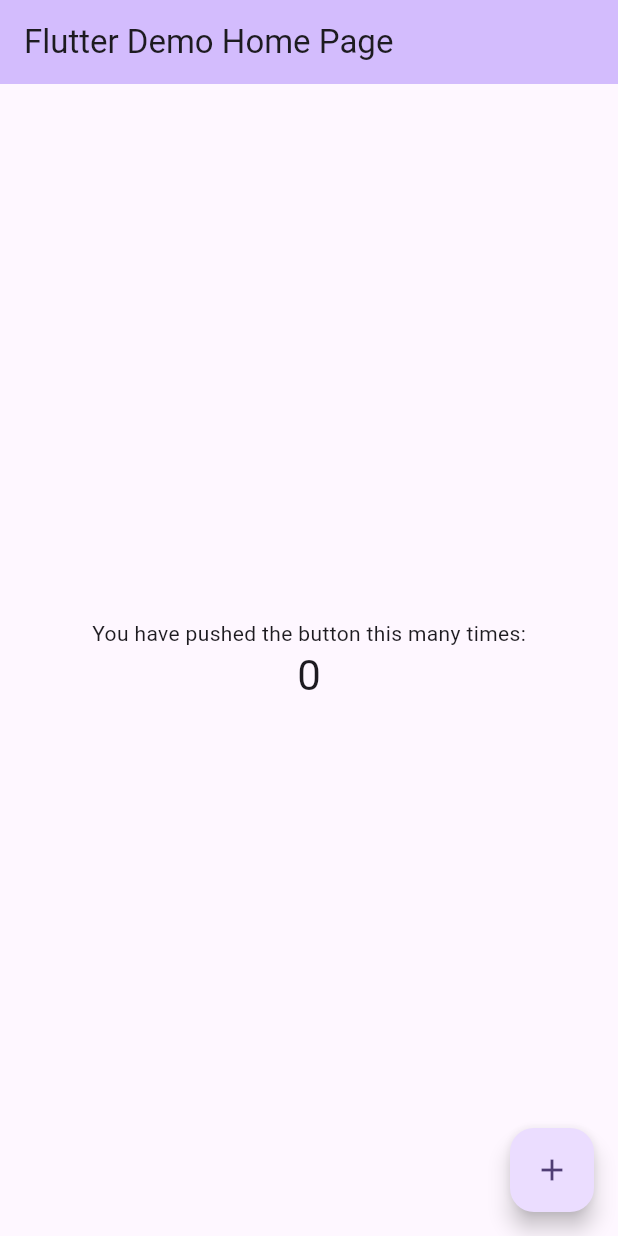
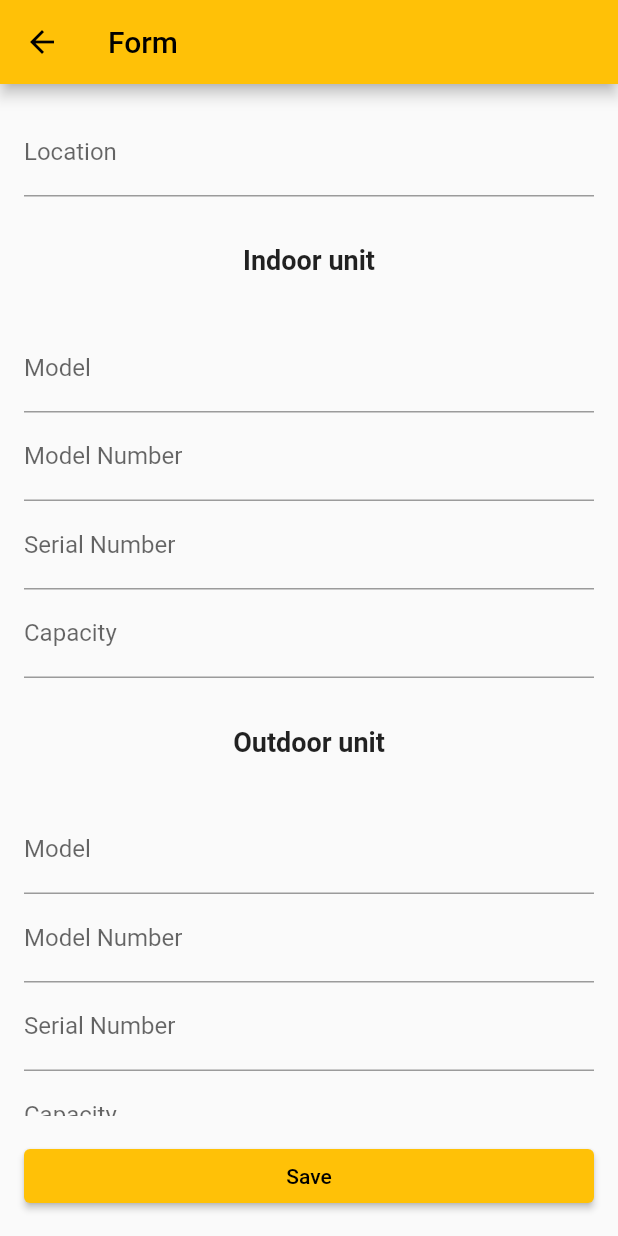
Before and after one commit to gihanjayakuru/AvaniApp, a Flutter app: the screen it shows after launch, on a phone screen of 412 x 824 dp. Run offline on Flutter 3.47's test engine with Material 2 defaults, Android fonts, the phone set to English and light mode, and no system bars; our stand-ins replace shared_preferences.

Commit message:
form finish , save form[fixing]

```diff
--- /dev/null
+++ b/lib/form_data_list_screen.dart
@@ -0,0 +1,15 @@
+import 'package:flutter/material.dart';
+
+class FormDataListScreen extends StatelessWidget {
+  @override
+  Widget build(BuildContext context) {
+    return Scaffold(
+      appBar: AppBar(
+        title: Text('Form Data List'),
+      ),
+      body: Container(
+        child: Text('Display the list of form data here'),
+      ),
+    );
+  }
+}
--- /dev/null
+++ b/lib/home_page.dart
@@ -0,0 +1,184 @@
+import 'package:flutter/material.dart';
+import 'package:shared_preferences/shared_preferences.dart';
+import 'list_screen.dart';
+
+class MyFormScreen extends StatefulWidget {
+  @override
+  _MyFormScreenState createState() => _MyFormScreenState();
+}
+
+class _MyFormScreenState extends State<MyFormScreen> {
+  // Define controllers for text fields
+  TextEditingController locationController = TextEditingController();
+  TextEditingController indoorModelController = TextEditingController();
+  TextEditingController indoorModelNumController = TextEditingController();
+  TextEditingController indoorSerialNumController = TextEditingController();
+  TextEditingController indoorCapacityController = TextEditingController();
+  TextEditingController outdoorModelController = TextEditingController();
+  TextEditingController outdoorModelNumController = TextEditingController();
+  TextEditingController outdoorSerialNumController = TextEditingController();
+  TextEditingController outdoorCapacityController = TextEditingController();
+
+  // Define form key for validation
+  final _formKey = GlobalKey<FormState>();
+
+  @override
+  void dispose() {
+    // Dispose of controllers
+    locationController.dispose();
+    indoorModelController.dispose();
+    indoorModelNumController.dispose();
+    indoorSerialNumController.dispose();
+    indoorCapacityController.dispose();
+    outdoorModelController.dispose();
+    outdoorModelNumController.dispose();
+    outdoorSerialNumController.dispose();
+    outdoorCapacityController.dispose();
+    super.dispose();
+  }
+
+  @override
+  Widget build(BuildContext context) {
+    return Scaffold(
+      appBar: AppBar(
+        title: Text('Form'),
+        leading: IconButton(
+          icon: Icon(Icons.arrow_back),
+          onPressed: () {
+            Navigator.push(
+              context,
+              MaterialPageRoute(builder: (context) => ListScreen()),
+            );
+          },
+        ),
+      ),
+      body: SingleChildScrollView(
+        child: Column(
+          children: [
+            Padding(
+              padding: EdgeInsets.all(16.0),
+              child: TextField(
+                controller: locationController,
+                decoration: InputDecoration(labelText: 'Location'),
+              ),
+            ),
+            Padding(
+              padding: EdgeInsets.all(16.0),
+              child: Text(
+                'Indoor unit',
+                style: TextStyle(
+                  fontSize: 18,
+                  fontWeight: FontWeight.bold,
+                ),
+              ),
+            ),
+            Padding(
+              padding: EdgeInsets.all(16.0),
+              child: Column(
+                children: [
+                  TextField(
+                    controller: indoorModelController,
+                    decoration: InputDecoration(labelText: 'Model'),
+                  ),
+                  TextField(
+                    controller: indoorModelNumController,
+                    decoration: InputDecoration(labelText: 'Model Number'),
+                  ),
+                  TextField(
+                    controller: indoorSerialNumController,
+                    decoration: InputDecoration(labelText: 'Serial Number'),
+                  ),
+                  TextField(
+                    controller: indoorCapacityController,
+                    decoration: InputDecoration(labelText: 'Capacity'),
+                  ),
+                ],
+              ),
+            ),
+            Padding(
+              padding: EdgeInsets.all(16.0),
+              child: Text(
+                'Outdoor unit',
+                style: TextStyle(
+                  fontSize: 18,
+                  fontWeight: FontWeight.bold,
+                ),
+              ),
+            ),
+            Padding(
+              padding: EdgeInsets.all(16.0),
+              child: Column(
+                children: [
+                  TextField(
+                    controller: outdoorModelController,
+                    decoration: InputDecoration(labelText: 'Model'),
+                  ),
+                  TextField(
+                    controller: outdoorModelNumController,
+                    decoration: InputDecoration(labelText: 'Model Number'),
+                  ),
+                  TextField(
+                    controller: outdoorSerialNumController,
+                    decoration: InputDecoration(labelText: 'Serial Number'),
+                  ),
+                  TextField(
+                    controller: outdoorCapacityController,
+                    decoration: InputDecoration(labelText: 'Capacity'),
+                  ),
+                ],
+              ),
+            ),
+          ],
+        ),
+      ),
+
+      /////////
+      bottomNavigationBar: Padding(
+        padding: const EdgeInsets.all(16.0),
+        child: ElevatedButton(
+          onPressed: () {
+            if (_formKey.currentState?.validate() == true) {
+              // Form is valid, save the data
+              _saveForm();
+            }
+          },
+          child: Text('Save'),
+        ),
+      ),
+    );
+  }
+
+  // );
+  // }
+// }
+  void _saveForm() async {
+    // Retrieve the form field values using the controllers
+    String location = locationController.text;
+    String indoorModel = indoorModelController.text;
+    String indoorModelNum = indoorModelNumController.text;
+    String indoorSerialNum = indoorSerialNumController.text;
+    String indoorCapacity = indoorCapacityController.text;
+    String outdoorModel = outdoorModelController.text;
+    String outdoorModelNum = outdoorModelNumController.text;
+    String outdoorSerialNum = outdoorSerialNumController.text;
+    String outdoorCapacity = outdoorCapacityController.text;
+
+    // Save the form data to shared_preferences
+    SharedPreferences prefs = await SharedPreferences.getInstance();
+    await prefs.setString('location', location);
+    await prefs.setString('indoorModel', indoorModel);
+    await prefs.setString('indoorModelNum', indoorModelNum);
+    await prefs.setString('indoorSerialNum', indoorSerialNum);
+    await prefs.setString('indoorCapacity', indoorCapacity);
+    await prefs.setString('outdoorModel', outdoorModel);
+    await prefs.setString('outdoorModelNum', outdoorModelNum);
+    await prefs.setString('outdoorSerialNum', outdoorSerialNum);
+    await prefs.setString('outdoorCapacity', outdoorCapacity);
+
+    // Once the data is saved, you can navigate to the list screen or perform any other actions
+    Navigator.push(
+      context,
+      MaterialPageRoute(builder: (context) => ListScreen()),
+    );
+  }
+}
--- a/lib/main.dart
+++ b/lib/main.dart
@@ -1,125 +1,20 @@
 import 'package:flutter/material.dart';
 
+import 'home_page.dart';
+
 void main() {
-  runApp(const MyApp());
+  runApp(MyApp());
 }
 
 class MyApp extends StatelessWidget {
-  const MyApp({super.key});
-
-  // This widget is the root of your application.
   @override
   Widget build(BuildContext context) {
     return MaterialApp(
-      title: 'Flutter Demo',
+      title: 'ToDo App',
       theme: ThemeData(
-        // This is the theme of your application.
-        //
-        // TRY THIS: Try running your application with "flutter run". You'll see
-        // the application has a blue toolbar. Then, without quitting the app,
-        // try changing the seedColor in the colorScheme below to Colors.green
-        // and then invoke "hot reload" (save your changes or press the "hot
-        // reload" button in a Flutter-supported IDE, or press "r" if you used
-        // the command line to start the app).
-        //
-        // Notice that the counter didn't reset back to zero; the application
-        // state is not lost during the reload. To reset the state, use hot
-        // restart instead.
-        //
-        // This works for code too, not just values: Most code changes can be
-        // tested with just a hot reload.
-        colorScheme: ColorScheme.fromSeed(seedColor: Colors.deepPurple),
-        useMaterial3: true,
+        primarySwatch: Colors.amber,
       ),
-      home: const MyHomePage(title: 'Flutter Demo Home Page'),
+      home: MyFormScreen(),
     );
   }
 }
-
-class MyHomePage extends StatefulWidget {
-  const MyHomePage({super.key, required this.title});
-
-  // This widget is the home page of your application. It is stateful, meaning
-  // that it has a State object (defined below) that contains fields that affect
-  // how it looks.
-
-  // This class is the configuration for the state. It holds the values (in this
-  // case the title) provided by the parent (in this case the App widget) and
-  // used by the build method of the State. Fields in a Widget subclass are
-  // always marked "final".
-
-  final String title;
-
-  @override
-  State<MyHomePage> createState() => _MyHomePageState();
-}
-
-class _MyHomePageState extends State<MyHomePage> {
-  int _counter = 0;
-
-  void _incrementCounter() {
-    setState(() {
-      // This call to setState tells the Flutter framework that something has
-      // changed in this State, which causes it to rerun the build method below
-      // so that the display can reflect the updated values. If we changed
-      // _counter without calling setState(), then the build method would not be
-      // called again, and so nothing would appear to happen.
-      _counter++;
-    });
-  }
-
-  @override
-  Widget build(BuildContext context) {
-    // This method is rerun every time setState is called, for instance as done
-    // by the _incrementCounter method above.
-    //
-    // The Flutter framework has been optimized to make rerunning build methods
-    // fast, so that you can just rebuild anything that needs updating rather
-    // than having to individually change instances of widgets.
-    return Scaffold(
-      appBar: AppBar(
-        // TRY THIS: Try changing the color here to a specific color (to
-        // Colors.amber, perhaps?) and trigger a hot reload to see the AppBar
-        // change color while the other colors stay the same.
-        backgroundColor: Theme.of(context).colorScheme.inversePrimary,
-        // Here we take the value from the MyHomePage object that was created by
-        // the App.build method, and use it to set our appbar title.
-        title: Text(widget.title),
-      ),
-      body: Center(
-        // Center is a layout widget. It takes a single child and positions it
-        // in the middle of the parent.
-        child: Column(
-          // Column is also a layout widget. It takes a list of children and
-          // arranges them vertically. By default, it sizes itself to fit its
-          // children horizontally, and tries to be as tall as its parent.
-          //
-          // Column has various properties to control how it sizes itself and
-          // how it positions its children. Here we use mainAxisAlignment to
-          // center the children vertically; the main axis here is the vertical
-          // axis because Columns are vertical (the cross axis would be
-          // horizontal).
-          //
-          // TRY THIS: Invoke "debug painting" (choose the "Toggle Debug Paint"
-          // action in the IDE, or press "p" in the console), to see the
-          // wireframe for each widget.
-          mainAxisAlignment: MainAxisAlignment.center,
-          children: <Widget>[
-            const Text(
-              'You have pushed the button this many times:',
-            ),
-            Text(
-              '$_counter',
-              style: Theme.of(context).textTheme.headlineMedium,
-            ),
-          ],
-        ),
-      ),
-      floatingActionButton: FloatingActionButton(
-        onPressed: _incrementCounter,
-        tooltip: 'Increment',
-        child: const Icon(Icons.add),
-      ), // This trailing comma makes auto-formatting nicer for build methods.
-    );
-  }
-}
--- a/pubspec.yaml
+++ b/pubspec.yaml
@@ -30,6 +30,7 @@ environment:
 dependencies:
   flutter:
     sdk: flutter
+  shared_preferences: ^2.0.8
 
 
   # The following adds the Cupertino Icons font to your application.
```
Also changed, not shown: lib/list_screen.dart (added, +44 -0 lines), pubspec.lock, 2 other files.
